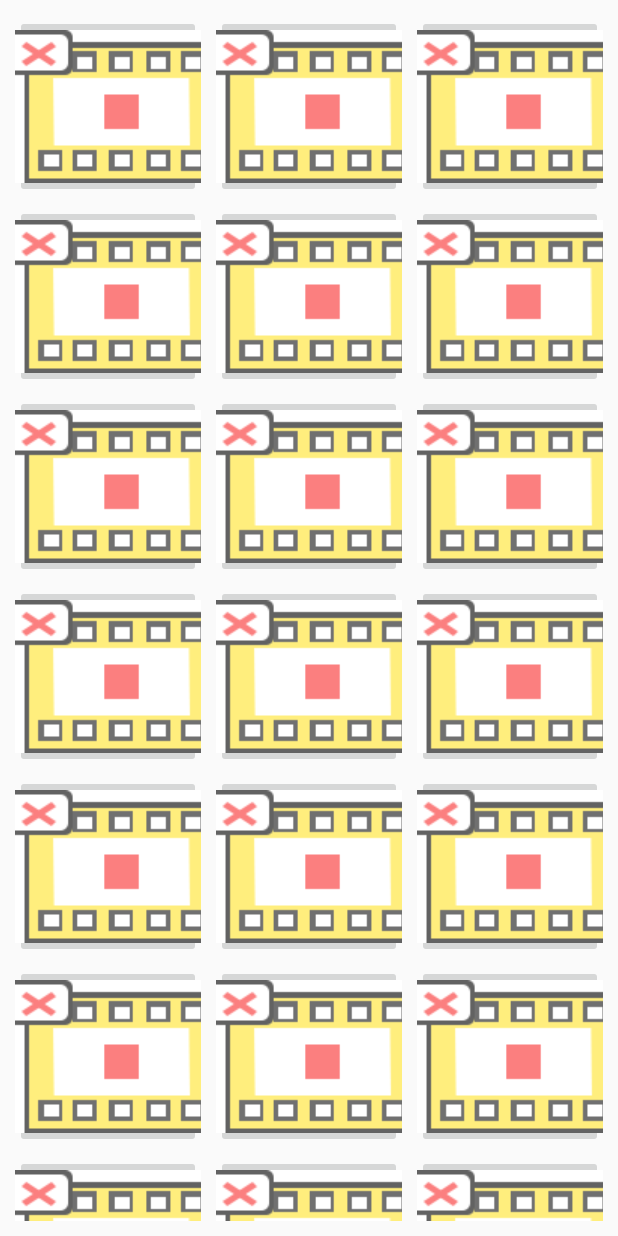
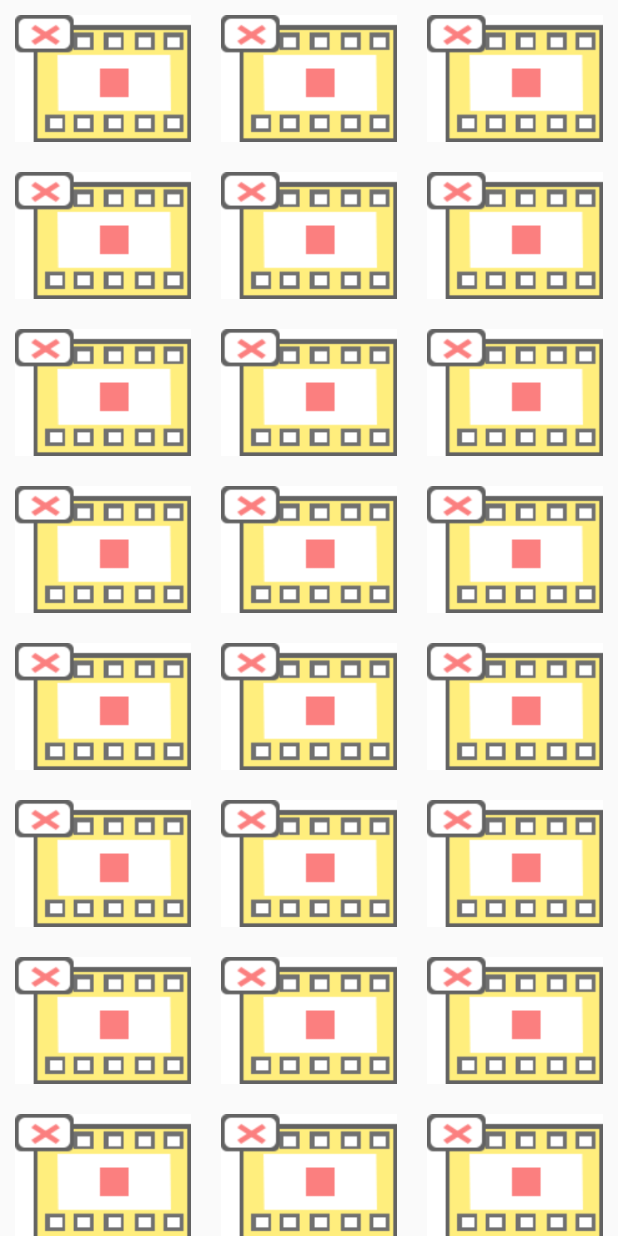
Before and after one commit to delita1130/movieInitalQuiz, an Android app: the screen it shows after launch (MainActivity), on a phone screen of 412 x 824 dp. Run offline under Robolectric (Android 15) with nearby library versions, the light colour scheme and no system bars; our stand-ins replace AdMob.

Commit message:
스테이지 버튼 이미지 변경 완료

```diff
--- a/app/src/main/java/com/novThirty/movieinitalquiz/adapter/StageAdapter.java
+++ b/app/src/main/java/com/novThirty/movieinitalquiz/adapter/StageAdapter.java
@@ -56,7 +56,9 @@ public class StageAdapter extends BaseAdapter {
             convertView = mInflater.inflate(R.layout.item_stage, parent, false);
             mHolder = new ViewHolder();
             mHolder.item = convertView.findViewById(R.id.stageBtn);
-            //mHolder.item.setLayoutParams(new LinearLayout.LayoutParams(350, 379));
+            //mHolder.item.setLayoutParams(new LinearLayout.LayoutParams(400, 480));
+            mHolder.item.setLayoutParams(new LinearLayout.LayoutParams(ViewGroup.LayoutParams.WRAP_CONTENT, ViewGroup.LayoutParams.WRAP_CONTENT));
+            mHolder.item.setAdjustViewBounds(true);
 
             convertView.setTag(mHolder);
         }else {
--- /dev/null
+++ b/app/src/main/res/drawable/gridview_selector.xml
@@ -0,0 +1,4 @@
+<?xml version="1.0" encoding="UTF-8"?>
+<selector xmlns:android="http://schemas.android.com/apk/res/android"
+    android:variablePadding="false" android:gravity="center">
+</selector>
--- a/app/src/main/res/layout/activity_quiz_stage.xml
+++ b/app/src/main/res/layout/activity_quiz_stage.xml
@@ -9,15 +9,8 @@
         android:id="@+id/gridView"
         android:layout_width="match_parent"
         android:layout_height="match_parent"
-        android:layout_alignParentStart="true"
-        android:layout_marginStart="0dp"
-        android:columnWidth="10dp"
         android:gravity="center"
-        android:horizontalSpacing="10dp"
-        android:numColumns="3"
-        android:padding="10dp"
-        android:stretchMode="columnWidth"
-        android:verticalSpacing="5dp" >
+        android:numColumns="3">
     </GridView>
 
     <com.google.android.gms.ads.AdView
--- a/app/src/main/res/layout/item_stage.xml
+++ b/app/src/main/res/layout/item_stage.xml
@@ -6,6 +6,7 @@
         android:id="@+id/stageBtn"
         android:layout_width="wrap_content"
         android:layout_height="wrap_content"
-        android:scaleType="centerCrop"
-        android:src="@drawable/ic_lock_stage2" />
+        android:padding="10dp"
+        android:background="#00ff0000"
+        android:src="@drawable/ic_lock_stage" />
 </LinearLayout>
```
Also changed, not shown: app/src/main/res/layout/item_lock_stage.xml (deleted, +0 -10 lines), app/src/main/res/layout/item_open_stage.xml (deleted, +0 -10 lines).
